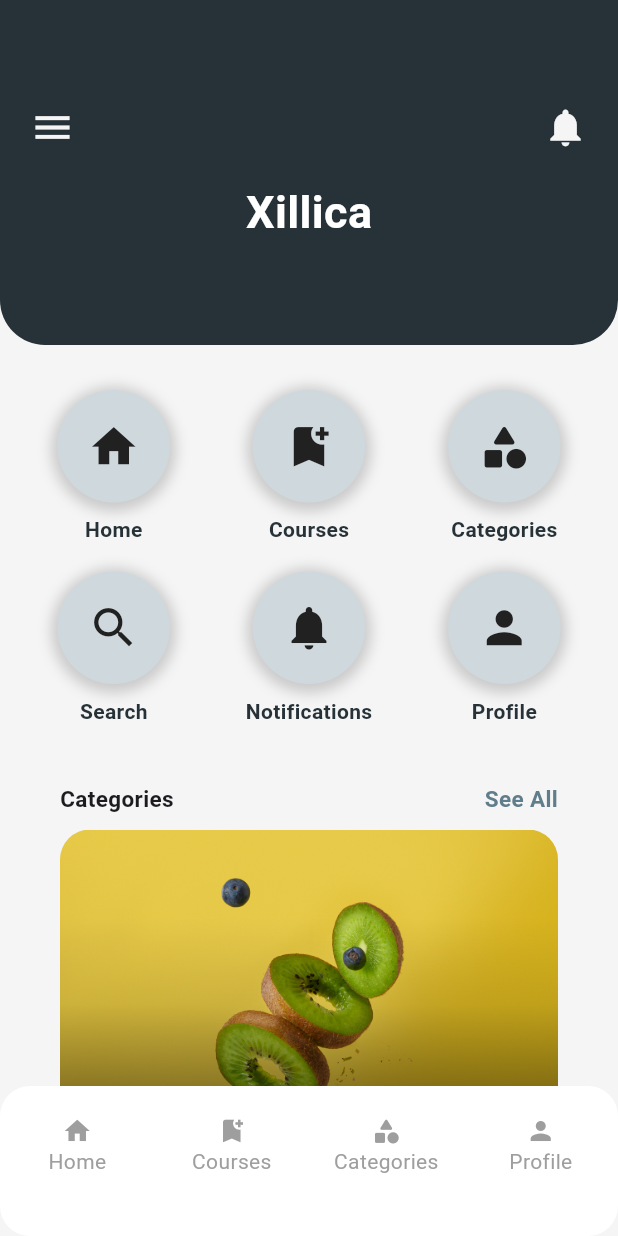
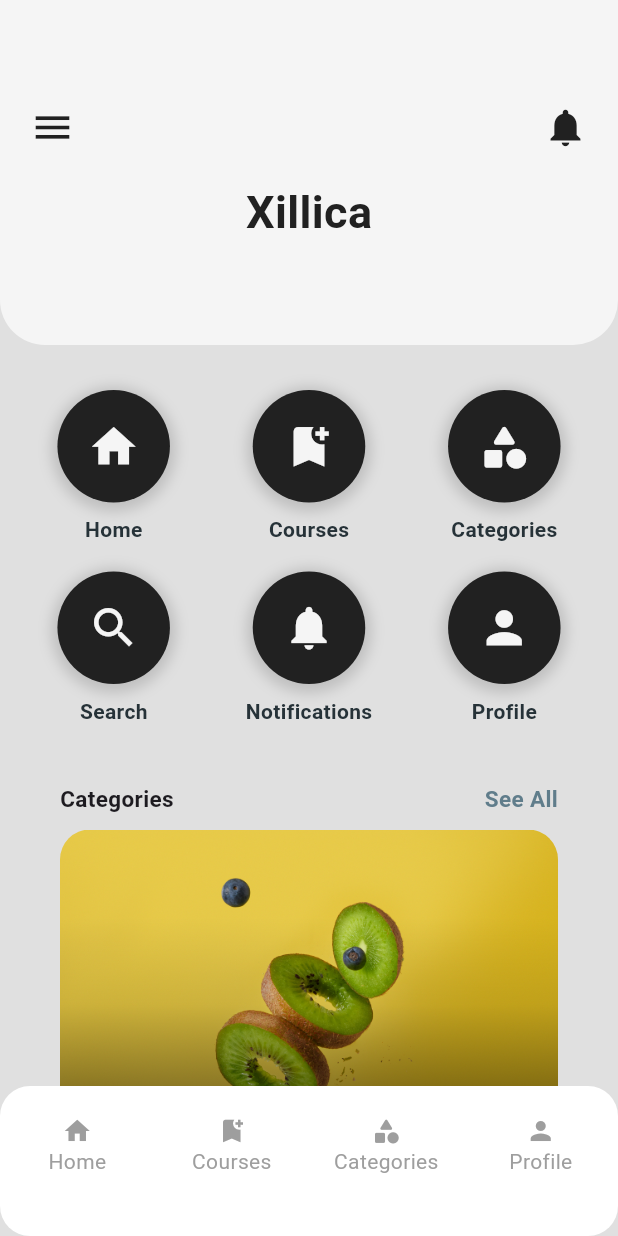
Before and after one commit to Chipsey/flutter-dev-template, a Flutter app: the screen it shows after launch, on a phone screen of 412 x 824 dp. Run offline on Flutter 3.47's test engine with Material 3 defaults, Android fonts, the phone set to English and light mode, and no system bars.

Commit message:
color theme update

```diff
--- a/lib/components/appBar.dart
+++ b/lib/components/appBar.dart
@@ -10,7 +10,7 @@ class CustomAppBar extends StatelessWidget {
     return Container(
         height: 230, // Adjust height as needed
         decoration: BoxDecoration(
-          color: Colors.blueGrey[900],
+          color: Colors.grey[100],
           borderRadius: BorderRadius.vertical(bottom: Radius.circular(30)),
         ),
         padding: EdgeInsets.only(left: 20, top: 70, right: 20, bottom: 20),
@@ -24,7 +24,7 @@ class CustomAppBar extends StatelessWidget {
                 },
                 child: Icon(
                   Icons.menu,
-                  color: Colors.grey[100],
+                  color: Colors.grey[900],
                   size: 30,
                 ),
               ),
@@ -34,7 +34,7 @@ class CustomAppBar extends StatelessWidget {
                 // },
                 child: Icon(
                   Icons.notifications,
-                  color: Colors.grey[100],
+                  color: Colors.grey[900],
                   size: 30,
                 ),
               ),
@@ -48,7 +48,7 @@ class CustomAppBar extends StatelessWidget {
               Text(
                 "Xillica",
                 style: TextStyle(
-                    color: Colors.white,
+                    color: Colors.grey[900],
                     fontSize: 30,
                     fontWeight: FontWeight.w600),
               )
--- a/lib/pages/categories.dart
+++ b/lib/pages/categories.dart
@@ -14,7 +14,7 @@ class Categories extends StatelessWidget {
   @override
   Widget build(BuildContext context) {
     return Scaffold(
-      backgroundColor: Colors.grey[100],
+      backgroundColor: Colors.grey[300],
       drawer: CustomDrawer(),
       body: Column(
         mainAxisAlignment: MainAxisAlignment.spaceBetween,
--- a/lib/pages/courses.dart
+++ b/lib/pages/courses.dart
@@ -16,7 +16,7 @@ class _CoursesState extends State<Courses> {
   @override
   Widget build(BuildContext context) {
     return Scaffold(
-      backgroundColor: Colors.grey[100],
+      backgroundColor: Colors.grey[300],
       drawer: CustomDrawer(),
       body: Column(
         mainAxisAlignment: MainAxisAlignment.spaceBetween,
--- a/lib/pages/dashboard.dart
+++ b/lib/pages/dashboard.dart
@@ -14,7 +14,7 @@ class Dashboard extends StatelessWidget {
   @override
   Widget build(BuildContext context) {
     return Scaffold(
-      backgroundColor: Colors.grey[100],
+      backgroundColor: Colors.grey[300],
       drawer: CustomDrawer(),
       body: Column(
         mainAxisAlignment: MainAxisAlignment.spaceBetween,
@@ -82,7 +82,7 @@ class Dashboard extends StatelessWidget {
                 Container(
                   width: 100,
                   decoration: BoxDecoration(
-                    color: Colors.blueGrey[100],
+                    color: Colors.grey[900],
                     shape: BoxShape.circle,
                     boxShadow: [
                       BoxShadow(
@@ -96,7 +96,7 @@ class Dashboard extends StatelessWidget {
                   padding: EdgeInsets.symmetric(vertical: 20),
                   child: Icon(
                     data['icon'],
-                    color: Colors.grey[900],
+                    color: Colors.grey[100],
                     size: 35,
                   ),
                 ),
```
